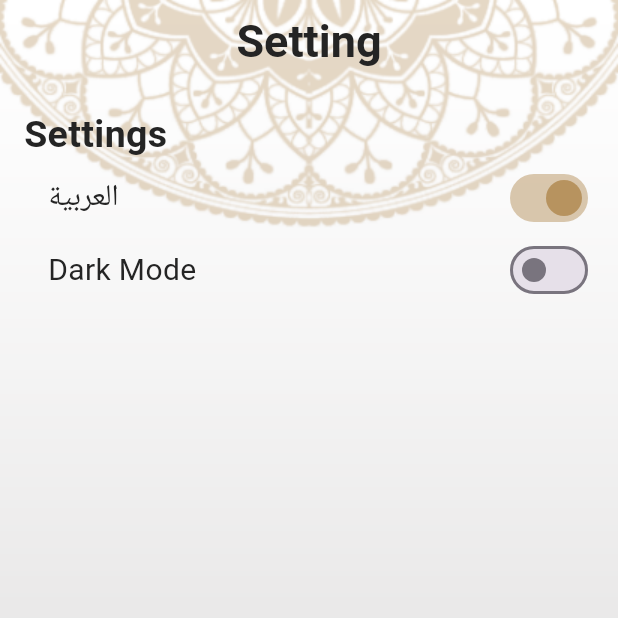
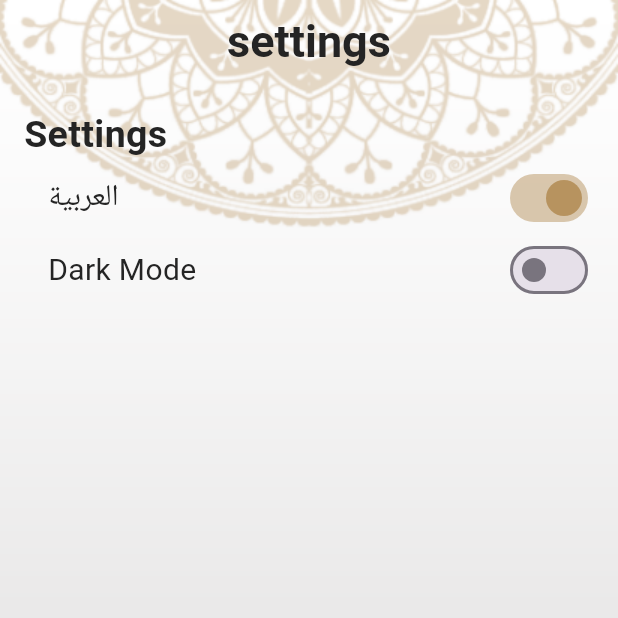
Before and after one commit to si3aa/Islami_app, a Flutter app: the screen it shows after launch, item 5 of the bottom bar chosen, on a phone screen of 412 x 824 dp, the top half of it. Run offline on Flutter 3.47's test engine with Material 3 defaults, Android fonts, the phone set to English and light mode, and no system bars; generated files the repository leaves out were written again.

Commit message:
fix appBar title localiztions

```diff
--- a/lib/ui/screens/home_screen/home_screen.dart
+++ b/lib/ui/screens/home_screen/home_screen.dart
@@ -20,7 +20,13 @@ class HomeScreen extends StatefulWidget {
 
 class _HomeScreenState extends State<HomeScreen> {
   int currentTabIndex = 0;
-  List<String> title = ['Quran', 'Hadeth', 'Sepha', 'Azkar', 'Setting'];
+  List<String> title(context) => [
+        AppLocalizations.of(context)!.quran,
+        AppLocalizations.of(context)!.ahadeth,
+        AppLocalizations.of(context)!.sebha,
+        AppLocalizations.of(context)!.azkar,
+        AppLocalizations.of(context)!.settings,
+      ];
   List<Widget> tabs = [
     const QuranTab(),
     const AhadethTab(),
@@ -41,7 +47,7 @@ class _HomeScreenState extends State<HomeScreen> {
           backgroundColor: AppColors.transparent,
           centerTitle: true,
           title: Text(
-            title[currentTabIndex],
+            title(context)[currentTabIndex],
             style: AppTheme.appBArTitleTextStyle,
           ),
         ),
@@ -62,17 +68,22 @@ class _HomeScreenState extends State<HomeScreen> {
           },
           selectedItemColor: AppColors.accent,
           iconSize: 30,
-          items:  [
+          items: [
             BottomNavigationBarItem(
-                icon: const ImageIcon(AssetImage(AppAssets.icQuran)), label: AppLocalizations.of(context)!.quran),
+                icon: const ImageIcon(AssetImage(AppAssets.icQuran)),
+                label: AppLocalizations.of(context)!.quran),
             BottomNavigationBarItem(
                 icon: const ImageIcon(AssetImage(AppAssets.ichadeth)),
                 label: AppLocalizations.of(context)!.ahadeth),
             BottomNavigationBarItem(
-                icon: const ImageIcon(AssetImage(AppAssets.icSebha)), label: AppLocalizations.of(context)!.sebha),
-            BottomNavigationBarItem(icon: const Icon(Icons.list), label: AppLocalizations.of(context)!.azkar),
+                icon: const ImageIcon(AssetImage(AppAssets.icSebha)),
+                label: AppLocalizations.of(context)!.sebha),
             BottomNavigationBarItem(
-                icon: const Icon(Icons.settings), label:  AppLocalizations.of(context)!.settings),
+                icon: const Icon(Icons.list),
+                label: AppLocalizations.of(context)!.azkar),
+            BottomNavigationBarItem(
+                icon: const Icon(Icons.settings),
+                label: AppLocalizations.of(context)!.settings),
           ],
         ),
       );
```
